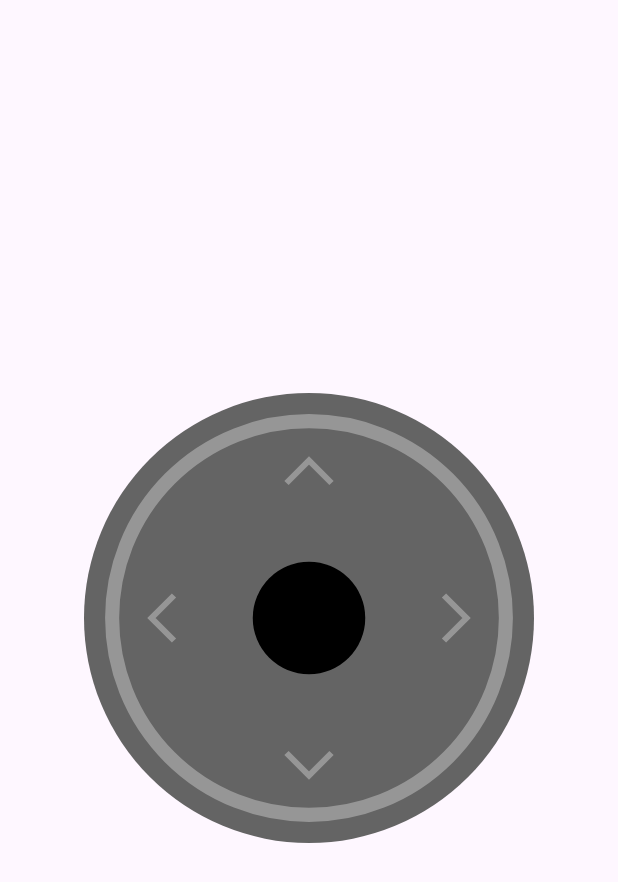
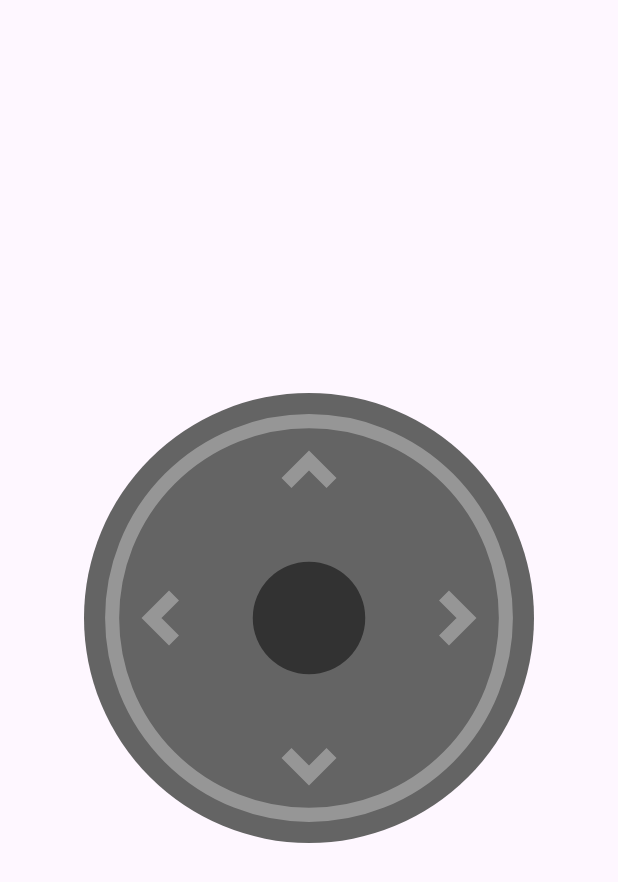
Before and after one commit to smsmsy/my_joystick, a Flutter app: the screen it shows after launch, on a phone screen of 412 x 824 dp. Shown: the top 882 px of the screen. Run offline on Flutter 3.47's test engine with Material 3 defaults, Android fonts, the phone set to English and light mode, and no system bars.

Commit message:
<mod> add color and add calback

```diff
--- a/lib/base_paint.dart
+++ b/lib/base_paint.dart
@@ -1,17 +1,36 @@
 import 'package:flutter/material.dart';
 
 class BasePaint extends StatelessWidget {
-  const BasePaint({super.key});
+  const BasePaint({
+    super.key,
+    this.baseColor,
+    this.arrowColor,
+  });
+
+  final Color? baseColor;
+  final Color? arrowColor;
 
   @override
   Widget build(BuildContext context) {
     return CustomPaint(
-      painter: BasePainter(),
+      painter: BasePainter(
+        baseColor: baseColor,
+        arrowColor: arrowColor,
+      ),
     );
   }
 }
 
 class BasePainter extends CustomPainter {
+  BasePainter({
+    Color? baseColor,
+    Color? arrowColor,
+  })  : baseColor = baseColor ?? const Color.fromARGB(255, 100, 100, 100),
+        arrowColor = arrowColor ?? const Color.fromARGB(255, 150, 150, 150);
+
+  final Color baseColor;
+  final Color arrowColor;
+
   @override
   void paint(Canvas canvas, Size size) {
     assert(size.width == size.height);
@@ -23,22 +42,15 @@ class BasePainter extends CustomPainter {
     final radius = size.width / 2;
     final center = Offset(radius, radius);
     final paint = Paint()
-      ..color = const Color.fromARGB(255, 100, 100, 100)
+      ..color = baseColor
       ..style = PaintingStyle.fill;
     canvas.drawCircle(center, radius, paint);
 
     paint
-      ..color = const Color.fromARGB(255, 150, 150, 150)
+      ..color = arrowColor
       ..style = PaintingStyle.stroke
       ..strokeWidth = radius / 8 / 2;
     canvas.drawCircle(center, radius * 7 / 8, paint);
-  }
-
-  void arrowPaint(Canvas canvas, Size size) {
-    final paint = Paint()
-      ..color = const Color.fromARGB(255, 150, 150, 150)
-      ..strokeWidth = 4.0
-      ..style = PaintingStyle.stroke;
 
     final centerX = size.width * 0.5;
     final centerY = size.height * 0.5;
@@ -64,7 +76,6 @@ class BasePainter extends CustomPainter {
       ..moveTo(centerX - offset, centerY + arrowLength / 2 - offset)
       ..lineTo(centerX, centerY + arrowLength / 2)
       ..lineTo(centerX + offset, centerY + arrowLength / 2 - offset);
-
     canvas
       ..drawPath(rightArrowPath, paint)
       ..drawPath(leftArrowPath, paint)
@@ -72,6 +83,8 @@ class BasePainter extends CustomPainter {
       ..drawPath(downArrowPath, paint);
   }
 
+  void arrowPaint(Canvas canvas, Size size) {}
+
   @override
   bool shouldRepaint(oldDelegate) => false;
 }
--- a/lib/circle_paint.dart
+++ b/lib/circle_paint.dart
@@ -1,29 +1,35 @@
 import 'package:flutter/material.dart';
 
-class CirclePaint extends StatefulWidget {
+class CirclePaint extends StatelessWidget {
   const CirclePaint({
     super.key,
+    this.circleColor,
   });
 
-  @override
-  State<CirclePaint> createState() => _CirclePaintState();
-}
+  final Color? circleColor;
 
-class _CirclePaintState extends State<CirclePaint> {
   @override
   Widget build(BuildContext context) {
     return CustomPaint(
-      painter: CirclePainter(),
+      painter: CirclePainter(
+        circleColor: circleColor,
+      ),
     );
   }
 }
 
 class CirclePainter extends CustomPainter {
+  CirclePainter({
+    Color? circleColor,
+  }) : circleColor = circleColor ?? const Color.fromARGB(255, 50, 50, 50);
+
+  final Color circleColor;
+
   @override
   void paint(Canvas canvas, Size size) {
     final radius = size.width / 2;
     final paint = Paint()
-      ..color = const Color.fromARGB(255, 0, 0, 0)
+      ..color = circleColor
       ..style = PaintingStyle.fill;
     canvas.drawCircle(Offset.zero, radius, paint);
   }
--- a/lib/my_joystick.dart
+++ b/lib/my_joystick.dart
@@ -4,11 +4,21 @@ import 'package:my_joystick/circle_paint.dart';
 import 'package:my_joystick/extension.dart';
 
 class MyJoystick extends StatefulWidget {
-  const MyJoystick(
-      {super.key, this.size = Size.infinite, required this.onMove});
+  const MyJoystick({
+    super.key,
+    this.size = Size.infinite,
+    required this.onMove,
+    this.baseColor,
+    this.arrowColor,
+    this.circleColor,
+  });
 
   final Size size;
-  final Function(Offset) onMove;
+  final Function(JoystickMove) onMove;
+
+  final Color? baseColor;
+  final Color? arrowColor;
+  final Color? circleColor;
 
   @override
   State<MyJoystick> createState() => _MyJoystickState();
@@ -37,14 +47,19 @@ class _MyJoystickState extends State<MyJoystick> {
         children: [
           SizedBox.fromSize(
             size: baseSize,
-            child: const BasePaint(),
+            child: BasePaint(
+              baseColor: widget.baseColor,
+              arrowColor: widget.arrowColor,
+            ),
           ),
           Positioned(
             top: circleOffset.dy,
             left: circleOffset.dx,
             child: SizedBox.fromSize(
               size: circleSize,
-              child: const CirclePaint(),
+              child: CirclePaint(
+                circleColor: widget.circleColor,
+              ),
             ),
           )
         ],
@@ -63,7 +78,12 @@ class _MyJoystickState extends State<MyJoystick> {
     setState(() {
       circleOffset = Offset(baseSize.width, baseSize.width) / 2 + limitedOffset;
     });
-    widget.onMove(circleOffset - Offset(baseSize.width, baseSize.width) / 2);
+    widget.onMove(
+      JoystickMove(
+        x: limitedOffset.dx / maxRadius,
+        y: limitedOffset.dy / maxRadius,
+      ),
+    );
   }
 
   void _onPanEnd(DragEndDetails details) {
@@ -72,3 +92,18 @@ class _MyJoystickState extends State<MyJoystick> {
     });
   }
 }
+
+class JoystickMove {
+  JoystickMove({
+    required this.x,
+    required this.y,
+  });
+
+  final double x;
+  final double y;
+
+  @override
+  String toString() {
+    return 'JoystickMove(x: $x, y: $y)';
+  }
+}
```
